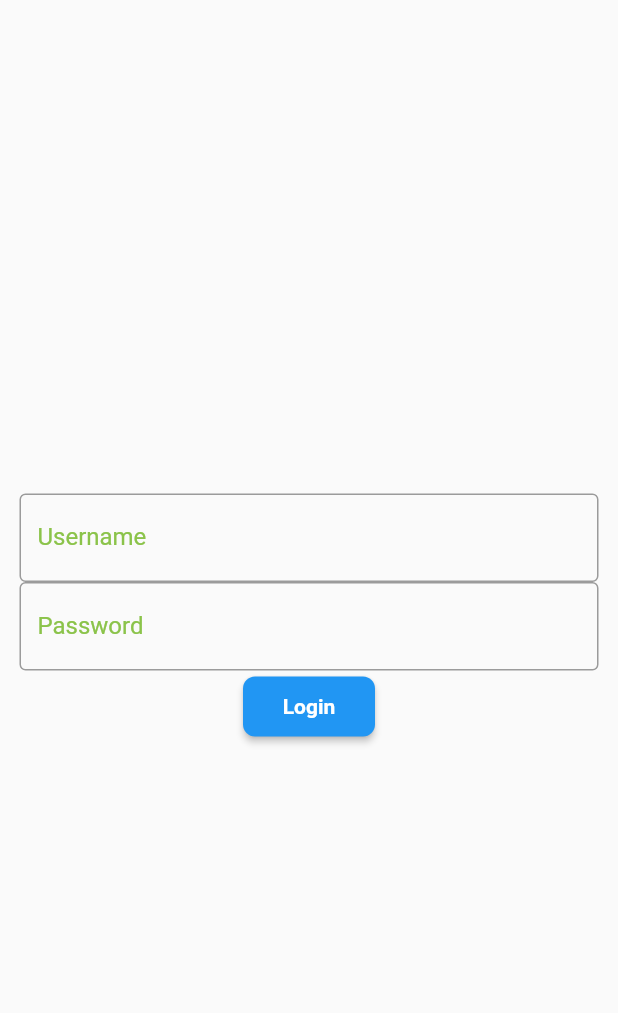
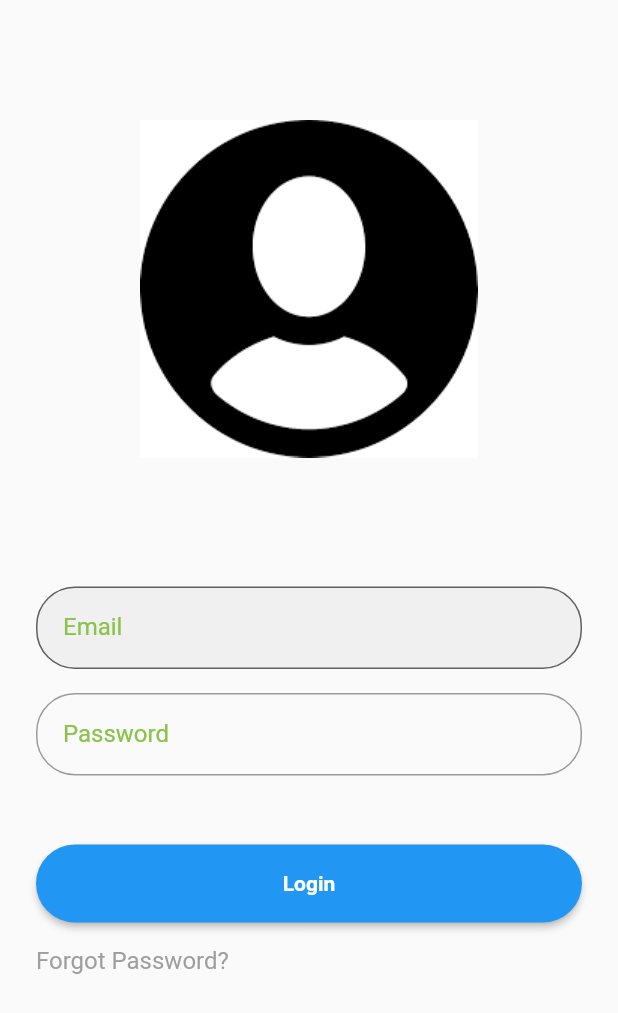
Before and after one commit to Guilherme-Viegas/Small-Jobs, a Flutter app: the screen it shows after launch, on a phone screen of 412 x 824 dp. Shown: the top 1013 px of the screen. Run offline on Flutter 3.47's test engine with Material 2 defaults, Android fonts, the phone set to English and light mode, and no system bars.

Commit message:
login page

```diff
--- a/lib/main.dart
+++ b/lib/main.dart
@@ -64,46 +64,59 @@ class _MyHomePageState extends State<MyHomePage> {
   @override
   Widget build(BuildContext context) {
     return Scaffold(
-      body: Container(
-        padding: new EdgeInsets.all(5.0),
-        margin: new EdgeInsets.all(8.0),
-        child: Column(
-          mainAxisAlignment: MainAxisAlignment.center,
-          crossAxisAlignment: CrossAxisAlignment.center,
+      body: SafeArea(
+        child: ListView(
+          padding: EdgeInsets.symmetric(horizontal: 24.0),
           children: <Widget>[
+            SizedBox(height: 80.0),
+            Column(
+              children: <Widget>[
+                Image.asset('assets/login_icon.png'),
+              ]
+            ),
+            SizedBox(height: 86.0),
             TextFormField(
               controller: myController,
               autocorrect: false,
               decoration: InputDecoration(
-                  border: new OutlineInputBorder(
-                    borderSide: new BorderSide(width: 1.0, color: Colors.white),
-                  ),
-                  labelStyle: new TextStyle(
+                border: new OutlineInputBorder(
+                  borderRadius: BorderRadius.circular(26),
+                  borderSide: new BorderSide(width: 0, color: Colors.blue, style: BorderStyle.none),
+                ),
+                labelStyle: new TextStyle(
                     color: Colors.lightGreen
-                  ),
-                  labelText: "Username",
-                  hintText: 'Username',
+                ),
+                labelText: "Email",
+                hintText: 'example@gmail.com',
+                hintStyle: TextStyle(fontSize: 16),
+                filled: true,
+                contentPadding: EdgeInsets.all(18),
               ),
             ),
+            SizedBox(height: 16.0),
             TextFormField(
               controller: myController2,
+              obscureText: true,
               autocorrect: false,
               decoration: InputDecoration(
                 border: new OutlineInputBorder(
-                  borderSide: new BorderSide(width: 1.0, color: Colors.white),
+                  borderRadius: BorderRadius.circular(26),
+                  borderSide: new BorderSide(width: 0, color: Colors.blue, style: BorderStyle.none),
                 ),
                 labelStyle: new TextStyle(
                     color: Colors.lightGreen
                 ),
                 labelText: "Password",
-                hintText: 'Password',
+                hintText: '*********',
+                contentPadding: EdgeInsets.all(18),
               ),
             ),
+            SizedBox(height: 46),
             RaisedButton(
-              padding: const EdgeInsets.all(12.0),
+              padding: const EdgeInsets.all(18.0),
               onPressed: () => getToken(),
               color: Colors.blue,
-              shape: new RoundedRectangleBorder(borderRadius: new BorderRadius.circular(8.0)),
+              shape: new RoundedRectangleBorder(borderRadius: new BorderRadius.circular(26.0)),
               elevation: 2.0,
               child: new Text("Login",
                   style: TextStyle(
@@ -111,9 +124,15 @@ class _MyHomePageState extends State<MyHomePage> {
                     color: Colors.white,
                     fontWeight: FontWeight.bold,)),
             ),
-          ],
+            SizedBox(height: 16),
+            Text("Forgot Password?",
+              style: TextStyle(
+                fontSize: 16.0, color: Colors.grey
+              ),
+            ),
+          ]
         ),
-      ),
+      )
     );
   }
 }
--- a/pubspec.yaml
+++ b/pubspec.yaml
@@ -33,6 +33,8 @@ dev_dependencies:
 
 # The following section is specific to Flutter.
 flutter:
+  assets:
+    - assets/login_icon.png
 
   # The following line ensures that the Material Icons font is
   # included with your application, so that you can use the icons in
```
Also changed, not shown: assets/login_icon.png (added).
